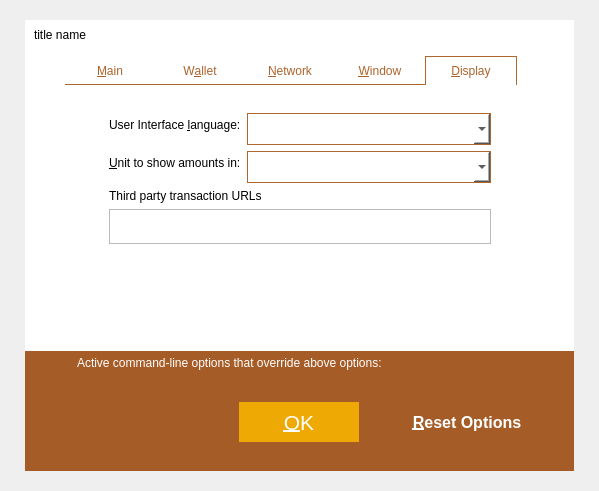
MassGrid/MassGrid, file src/qt/forms/optionsdialog.ui: the form before one commit.
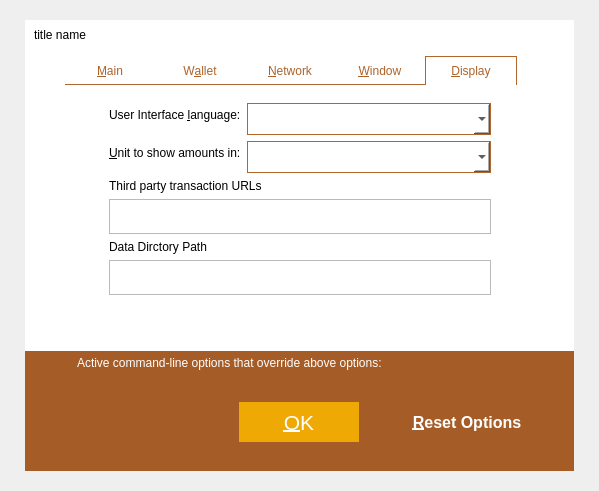
The form after the commit. The open tabs and pages were chosen to show the change. Icons and pictures are not drawn. Custom widgets are drawn as their Qt base class.

Commit message: add install tips &&show the Data path

The edit to the form file:
```diff
--- a/src/qt/forms/optionsdialog.ui
+++ b/src/qt/forms/optionsdialog.ui
@@ -994,7 +994,7 @@
                  <property name="frameShadow">
                   <enum>QFrame::Raised</enum>
                  </property>
-                 <layout class="QVBoxLayout" name="verticalLayout_6">
+                 <layout class="QVBoxLayout" name="verticalLayout_9">
                   <item>
                    <layout class="QFormLayout" name="formLayout_2">
                     <item row="0" column="0">
@@ -1171,6 +1171,39 @@
                     </item>
                    </layout>
                   </item>
+                  <item>
+                   <layout class="QVBoxLayout" name="verticalLayout_6">
+                    <item>
+                     <widget class="QLabel" name="thirdPartyTxUrlsLabel_2">
+                      <property name="toolTip">
+                       <string>Third party URLs (e.g. a block explorer) that appear in the transactions tab as context menu items. %s in the URL is replaced by transaction hash. Multiple URLs are separated by vertical bar |.</string>
+                      </property>
+                      <property name="text">
+                       <string>Data Dirctory Path</string>
+                      </property>
+                      <property name="buddy">
+                       <cstring>thirdPartyTxUrls</cstring>
+                      </property>
+                     </widget>
+                    </item>
+                    <item>
+                     <widget class="QLineEdit" name="dataDirPath">
+                      <property name="minimumSize">
+                       <size>
+                        <width>0</width>
+                        <height>35</height>
+                       </size>
+                      </property>
+                      <property name="toolTip">
+                       <string>Third party URLs (e.g. a block explorer) that appear in the transactions tab as context menu items. %s in the URL is replaced by transaction hash. Multiple URLs are separated by vertical bar |.</string>
+                      </property>
+                      <property name="readOnly">
+                       <bool>true</bool>
+                      </property>
+                     </widget>
+                    </item>
+                   </layout>
+                  </item>
                   <item>
                    <spacer name="verticalSpacer_16">
                     <property name="orientation">
```
Left out of the diff: 66 changed lines with no effect on the pictures. The commit also changes 7 other files.
